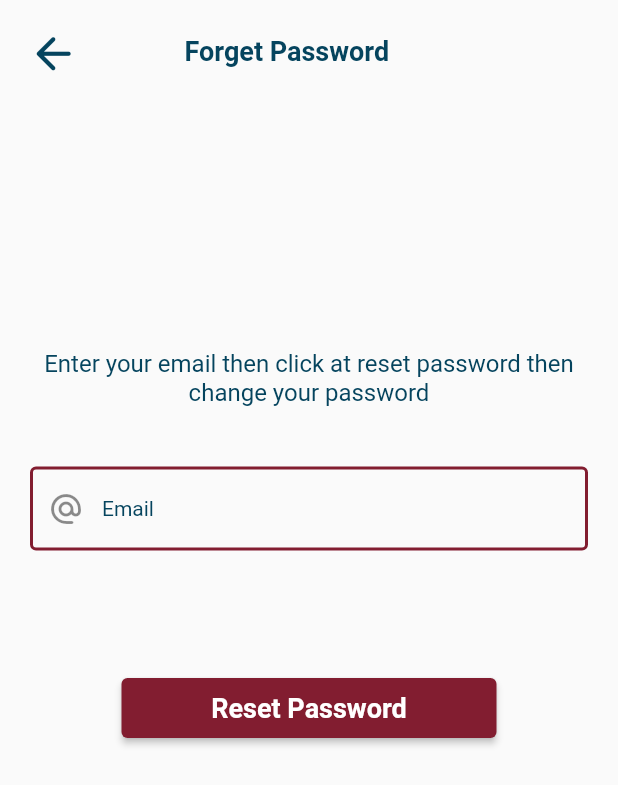
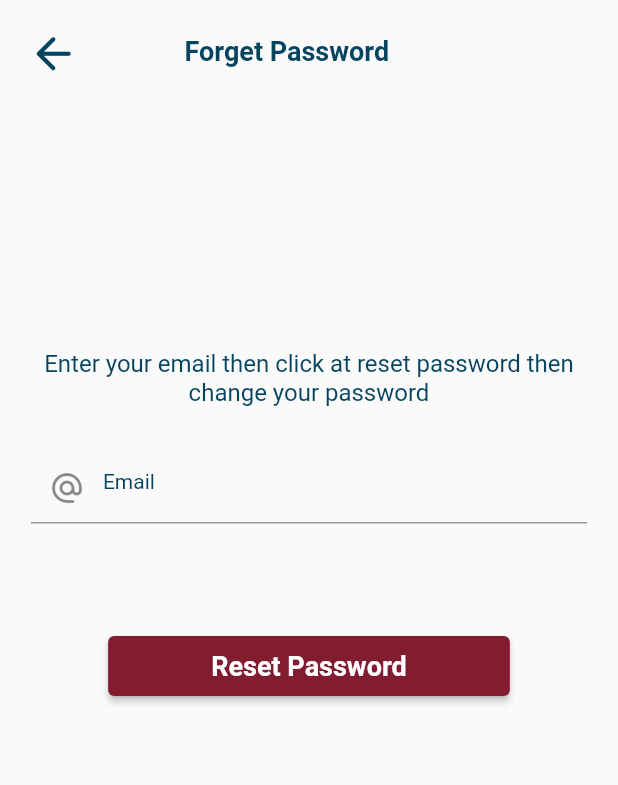
Before and after one commit to ahmadshakir21/COVID-19, a Flutter app: the screen it shows after launch, after a tap on "Forget Password", on a phone screen of 412 x 824 dp. Shown: the top 785 px of the screen. Run offline on Flutter 3.47's test engine with Material 2 defaults, Android fonts, the phone set to English and light mode, and no system bars; our stand-ins replace cached_network_image, email_validator, firebase_auth, firebase_core, flutter_signin_button, google_fonts and 1 more; accounts and stored records are empty; Roboto replaces fonts that are missing (Amiko).

Commit message:
another commit

```diff
--- a/lib/main.dart
+++ b/lib/main.dart
@@ -12,8 +12,6 @@ void main() async {
   runApp(const MyApp());
 }
 
-final navigatorKey = GlobalKey<NavigatorState>();
-
 class MyApp extends StatelessWidget {
   const MyApp({Key? key}) : super(key: key);
 
@@ -21,7 +19,6 @@ class MyApp extends StatelessWidget {
   Widget build(BuildContext context) {
     return MaterialApp(
       debugShowCheckedModeBanner: false,
-      navigatorKey: navigatorKey,
       theme: ThemeData(
           progressIndicatorTheme: const ProgressIndicatorThemeData(
             color: Color(0xFF821D30),
--- a/lib/views/authentication/auth_sign_in.dart
+++ b/lib/views/authentication/auth_sign_in.dart
@@ -5,6 +5,8 @@ import 'package:email_validator/email_validator.dart';
 import 'package:firebase_auth/firebase_auth.dart';
 import 'package:flutter/gestures.dart';
 import 'package:flutter/material.dart';
+import 'package:flutter_signin_button/button_list.dart';
+import 'package:flutter_signin_button/flutter_signin_button.dart';
 import 'package:google_fonts/google_fonts.dart';
 
 class AuthenticationSignIn extends StatefulWidget {
@@ -39,14 +41,6 @@ class _AuthenticationSignInState extends State<AuthenticationSignIn> {
   }
 
   Future<void> signinWithEmailAndPassword() async {
-    showDialog(
-      context: context,
-      barrierDismissible: false,
-      builder: (context) => Center(
-        child: CircularProgressIndicator(
-            color: Theme.of(context).progressIndicatorTheme.color),
-      ),
-    );
     final isvalid = formKey.currentState!.validate();
     if (!isvalid) return;
     try {
@@ -56,8 +50,6 @@ class _AuthenticationSignInState extends State<AuthenticationSignIn> {
     } on FirebaseAuthException catch (e) {
       print(e);
     }
-
-    navigatorKey.currentState!.popUntil((route) => route.isFirst);
   }
 
   // regular expression to check if string
@@ -117,7 +109,7 @@ class _AuthenticationSignInState extends State<AuthenticationSignIn> {
                         style: Theme.of(context).textTheme.headline3),
                   )),
               const SizedBox(
-                height: 50,
+                height: 40,
               ),
               Form(
                 key: formKey,
@@ -197,7 +189,7 @@ class _AuthenticationSignInState extends State<AuthenticationSignIn> {
               ),
               Center(
                 child: Container(
-                  width: MediaQuery.of(context).size.width * 0.9,
+                  width: MediaQuery.of(context).size.width * 0.65,
                   height: 40,
                   child: ElevatedButton(
                     onPressed: signinWithEmailAndPassword,
@@ -215,7 +207,38 @@ class _AuthenticationSignInState extends State<AuthenticationSignIn> {
                 ),
               ),
               const SizedBox(
-                height: 230,
+                height: 40,
+              ),
+              Row(
+                mainAxisAlignment: MainAxisAlignment.spaceAround,
+                children: [
+                  Container(
+                      height: 1,
+                      width: MediaQuery.of(context).size.width * 0.4,
+                      color: const Color(0xFF05445E)),
+                  Text(
+                    "OR",
+                    style: Theme.of(context)
+                        .textTheme
+                        .bodyText1!
+                        .copyWith(fontSize: 14.5, fontWeight: FontWeight.w700),
+                  ),
+                  Container(
+                      height: 1,
+                      width: MediaQuery.of(context).size.width * 0.4,
+                      color: const Color(0xFF05445E))
+                ],
+              ),
+              const SizedBox(
+                height: 40,
+              ),
+              Center(child: SignInButton(Buttons.Google, onPressed: () {})),
+              const SizedBox(
+                height: 10,
+              ),
+              Center(child: SignInButton(Buttons.Facebook, onPressed: () {})),
+              const SizedBox(
+                height: 60,
               ),
               Center(
                 child: RichText(
@@ -240,6 +263,9 @@ class _AuthenticationSignInState extends State<AuthenticationSignIn> {
                       ]),
                 ),
               ),
+              const SizedBox(
+                height: 20,
+              ),
             ],
           ),
         ),
--- a/lib/views/authentication/forget_password.dart
+++ b/lib/views/authentication/forget_password.dart
@@ -70,10 +70,11 @@ class _ForgetPasswordState extends State<ForgetPassword> {
                 const SizedBox(
                   height: 30,
                 ),
-                Padding(
-                  padding: const EdgeInsets.all(10),
-                  child: Form(
+                Form(
                   key: formKey,
+                  child: Center(
+                    child: Container(
+                      width: MediaQuery.of(context).size.width * 0.9,
                       child: TextFormField(
                         autovalidateMode: AutovalidateMode.onUserInteraction,
                         validator: (email) =>
@@ -87,13 +88,6 @@ class _ForgetPasswordState extends State<ForgetPassword> {
                           hintText: "Email",
                           errorStyle: const TextStyle(color: Color(0xFF821D30)),
                           hintStyle: Theme.of(context).textTheme.bodyText2,
-                        focusedBorder: const OutlineInputBorder(
-                          borderSide:
-                              BorderSide(color: Color(0xFF821D30), width: 2.0),
-                        ),
-                        enabledBorder: const OutlineInputBorder(
-                          borderSide:
-                              BorderSide(color: Color(0xFF821D30), width: 2.0),
                         ),
                       ),
                     ),
@@ -103,7 +97,7 @@ class _ForgetPasswordState extends State<ForgetPassword> {
                   height: 75,
                 ),
                 Container(
-                  width: 250,
+                  width: MediaQuery.of(context).size.width * 0.65,
                   height: 40,
                   child: ElevatedButton(
                       onPressed: resetPassword,
```
Also changed, not shown: lib/views/authentication/auth_sign_up.dart (+45 -14 lines). Lines whose indentation alone changed are shown as unchanged.
